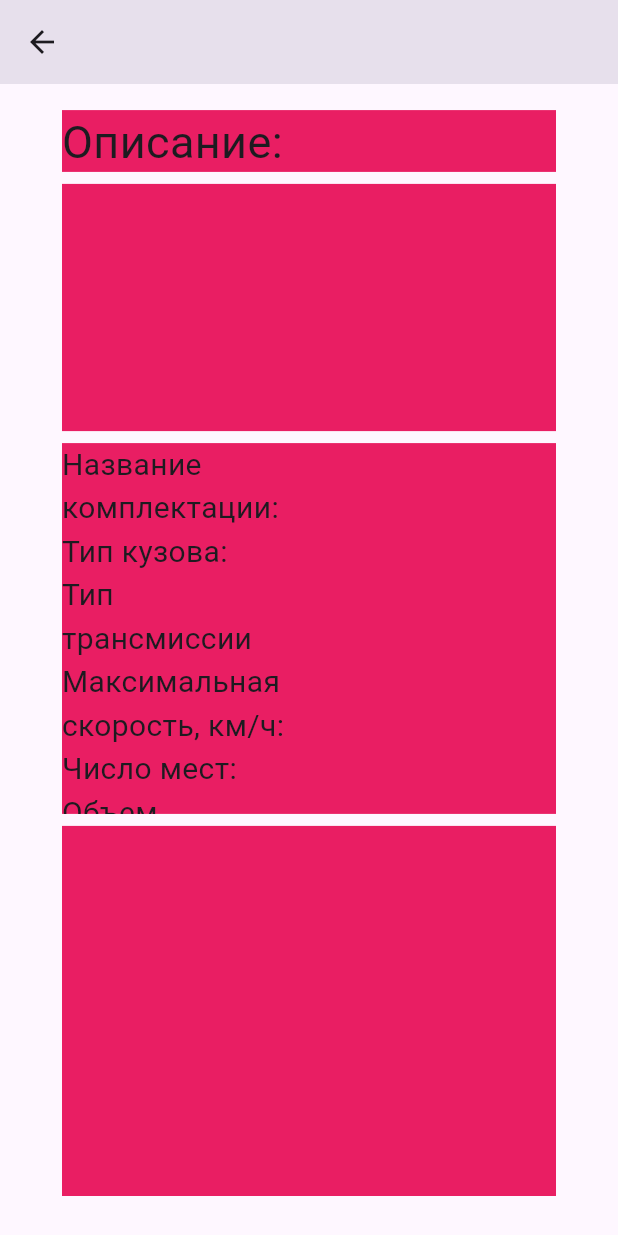
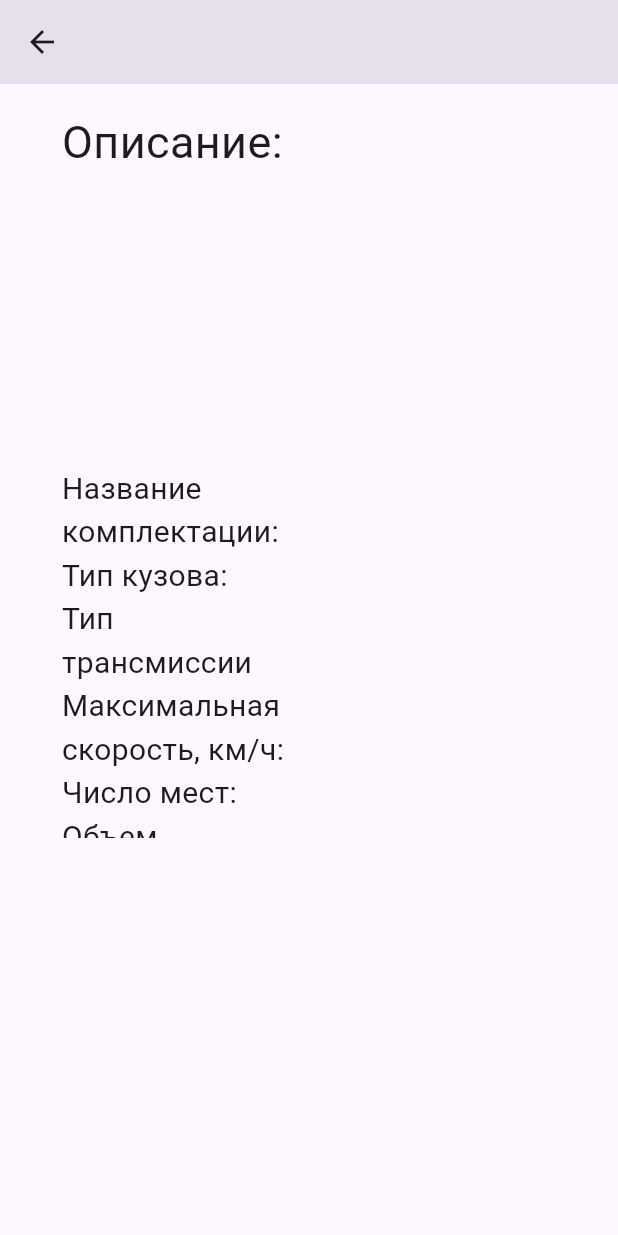
Before and after one commit to Pavel-Stefashin/CatalogOfCars, a Flutter app: the CarsCard screen opened directly with empty values, scrolled down 303 dp, on a phone screen of 412 x 824 dp. Run offline on Flutter 3.47's test engine with Material 3 defaults, Android fonts, the phone set to English and light mode, and no system bars; our stand-ins replace card_swiper, carousel_slider.

Commit message:
Массив картинок (пустой), URL

```diff
--- a/lib/screan/Catalogs/cars.dart
+++ b/lib/screan/Catalogs/cars.dart
@@ -10,7 +10,7 @@ class scrCars extends StatelessWidget {
   List<Car> Cars = <Car>[
     Car(
         "ЛАДА GRANTA СЕДАН",
-        "https://static.lada.ru/images/v6/cars/configurator/granta/sedan.webp",
+        ["https://static.lada.ru/images/v6/cars/configurator/granta/sedan.webp"],
         "",
         "от 699 900 ",
         "	1.6 MT Classic 5 мест",
@@ -18,10 +18,11 @@ class scrCars extends StatelessWidget {
         "МКПП 5",
         "160",
         "5",
-        "1596"),
+        "1596",
+        ""),
     Car(
         "NIVA TRAVEL",
-        "https://static.lada.ru/images/v6/cars/configurator/niva-travel/travel.webp",
+        ["https://static.lada.ru/images/v6/cars/configurator/niva-travel/travel.webp"],
         "",
         "от 1 198 900 ",
         "	1.6 MT Classic 5 мест",
@@ -29,10 +30,11 @@ class scrCars extends StatelessWidget {
         "МКПП 5",
         "160",
         "5",
-        "1596"),
+        "1596",
+        ""),
     Car(
         "VESTA СЕДАН",
-        "https://static.lada.ru/images/v6/cars/configurator/vesta_new/sedan.webp",
+        ["https://static.lada.ru/images/v6/cars/configurator/vesta_new/sedan.webp"],
         "Текст",
         "от 1 239 900 ",
         "	1.6 MT Classic 5 мест",
@@ -40,10 +42,11 @@ class scrCars extends StatelessWidget {
         "МКПП 5",
         "160",
         "5",
-        "1596"),
+        "1596",
+        ""),
     Car(
         "NIVA LEGEND 3 ДВ.",
-        "https://static.lada.ru/images/v6/cars/configurator/niva-legend/3dv.webp",
+        ["https://static.lada.ru/images/v6/cars/configurator/niva-legend/3dv.webp"],
         "",
         "от 829 900 ",
         "	1.6 MT Classic 5 мест",
@@ -51,10 +54,11 @@ class scrCars extends StatelessWidget {
         "МКПП 5",
         "160",
         "5",
-        "1596"),
+        "1596",
+        ""),
     Car(
         "VESTA SPORTLINE",
-        "https://static.lada.ru/images/v6/cars/configurator/granta/drive-active.webp",
+        ["https://static.lada.ru/images/v6/cars/configurator/granta/drive-active.webp"],
         "",
         "от 2 175 900 ",
         "	1.6 MT Classic 5 мест",
@@ -62,10 +66,11 @@ class scrCars extends StatelessWidget {
         "МКПП 5",
         "160",
         "5",
-        "1596"),
+        "1596",
+        ""),
     Car(
         "LARGUS CROSS",
-        "https://static.lada.ru/images/v6/cars/configurator/new-largus/universal.webp",
+        ["https://static.lada.ru/images/v6/cars/configurator/new-largus/universal.webp"],
         "LADA Largus Cross взял все самое лучшее сразу от трех типов автомобиля: универсала, микроавтобуса и кроссовера. Вместительный салон, отличное оснащение, удобная высокая посадка — то, что нужно для семейных путешествий. Широкий спектр возможностей автомобиля выражен и в оригинальном стиле, который сочетает мощь и динамику. LADA Largus Cross оснащается 16-клапанным двигателем, адаптированным для работы на бензине АИ-92. Это современный, надежный и экономичный мотор, который обеспечивает хорошую динамику и комфорт движения. Опрятный и ухоженный автомобиль, в котором всегда уверен и которым приятно пользоваться. Для того, чтобы ваша LADA была именно такой, мы уже включили в состав аксессуары: ",
         "от 2 175 900 ",
         "	1.6 MT Classic 5 мест",
@@ -73,10 +78,11 @@ class scrCars extends StatelessWidget {
         "МКПП 5",
         "160",
         "5",
-        "1596"),
+        "1596",
+        ""),
     Car(
         "GRANTA ФУРГОН",
-        "https://static.lada.ru/images/v6/cars/configurator/commercial/granta_lcv_furgon.webp",
+        ["https://static.lada.ru/images/v6/cars/configurator/commercial/granta_lcv_furgon.webp"],
         "",
         "от 1 267 000 ",
         "	1.6 MT Classic 5 мест",
@@ -84,7 +90,8 @@ class scrCars extends StatelessWidget {
         "МКПП 5",
         "160",
         "5",
-        "1596"),
+        "1596",
+    ""),
   ];
 
   @override
@@ -113,7 +120,9 @@ class scrCars extends StatelessWidget {
                   Cars[index].TransmissionType,
                   Cars[index].MaxSpeed,
                   Cars[index].NumberOfSeats,
-                  Cars[index].EngineDisplacement),
+                  Cars[index].EngineDisplacement,
+                Cars[index].Url,
+              ),
               Text(
                 Cars[index].Name,
                 style: TextStyle(fontSize: 10, color: Colors.black),
@@ -132,7 +141,7 @@ class scrCars extends StatelessWidget {
 
 class CarsCard extends StatelessWidget {
   String Name;
-  String Photo;
+  List<String> Photo;
   String Description;
   String Price;
   String PackageName;
@@ -141,6 +150,8 @@ class CarsCard extends StatelessWidget {
   String MaxSpeed;
   String NumberOfSeats;
   String EngineDisplacement;
+  String Url;
+
   CarsCard(
       this.Name,
       this.Photo,
@@ -151,7 +162,9 @@ class CarsCard extends StatelessWidget {
       this.TransmissionType,
       this.MaxSpeed,
       this.NumberOfSeats,
-      this.EngineDisplacement);
+      this.EngineDisplacement,
+      this.Url
+      );
 
   @override
   Widget build(BuildContext context) {
@@ -171,21 +184,21 @@ class CarsCard extends StatelessWidget {
               child: ListView(
                 children: [
                   Container(
-                      color: Colors.pink,
+                      //color: Colors.pink,
                       width: MediaQuery.of(context).size.width * 0.8,
                       height: MediaQuery.of(context).size.height * 0.3,
                       child: CarouselSlider.builder(
-                        itemCount: 1,
+                        itemCount: Photo.length,
                         itemBuilder: (BuildContext context, int index,
                                 int pageViewIndex) =>
-                            Container(child: Image.network(Photo)),
+                            Container(child: Image.network(Photo[index])),
                         options: CarouselOptions(
                           height: MediaQuery.of(context).size.height * 0.8,
                         ),
                       )),
                   Container(
                     margin: EdgeInsets.only(top: 8),
-                    color: Colors.pink,
+                    //color: Colors.pink,
                     width: MediaQuery.of(context).size.width * 0.8,
                     height: MediaQuery.of(context).size.height * 0.05,
                     child: Text(
@@ -197,7 +210,7 @@ class CarsCard extends StatelessWidget {
                   ),
                   Container(
                     margin: EdgeInsets.only(top: 24),
-                    color: Colors.pink,
+                    //color: Colors.pink,
                     width: MediaQuery.of(context).size.width * 0.8,
                     height: MediaQuery.of(context).size.height * 0.05,
                     child: Text(
@@ -208,8 +221,8 @@ class CarsCard extends StatelessWidget {
                     ),
                   ),
                   Container(
-                    margin: EdgeInsets.only(top: 8),
-                    color: Colors.pink,
+                    margin: EdgeInsets.only(top: 8, bottom: 16),
+                    //color: Colors.pink,
                     width: MediaQuery.of(context).size.width * 0.8,
                     height: MediaQuery.of(context).size.height * 0.2,
                     child: ListView(children: [
@@ -225,7 +238,7 @@ class CarsCard extends StatelessWidget {
                   ),
                   Container(
                     margin: EdgeInsets.only(top: 8),
-                    color: Colors.pink,
+                    //color: Colors.pink,
                     width: MediaQuery.of(context).size.width * 0.8,
                     height: MediaQuery.of(context).size.height * 0.3,
                     child: Column(
@@ -309,7 +322,7 @@ class CarsCard extends StatelessWidget {
                   ),
                   Container(
                     margin: EdgeInsets.only(top: 8),
-                    color: Colors.pink,
+                    //color: Colors.pink,
                     width: MediaQuery.of(context).size.width * 0.8,
                     height: MediaQuery.of(context).size.height * 0.3,
                   ),
```
